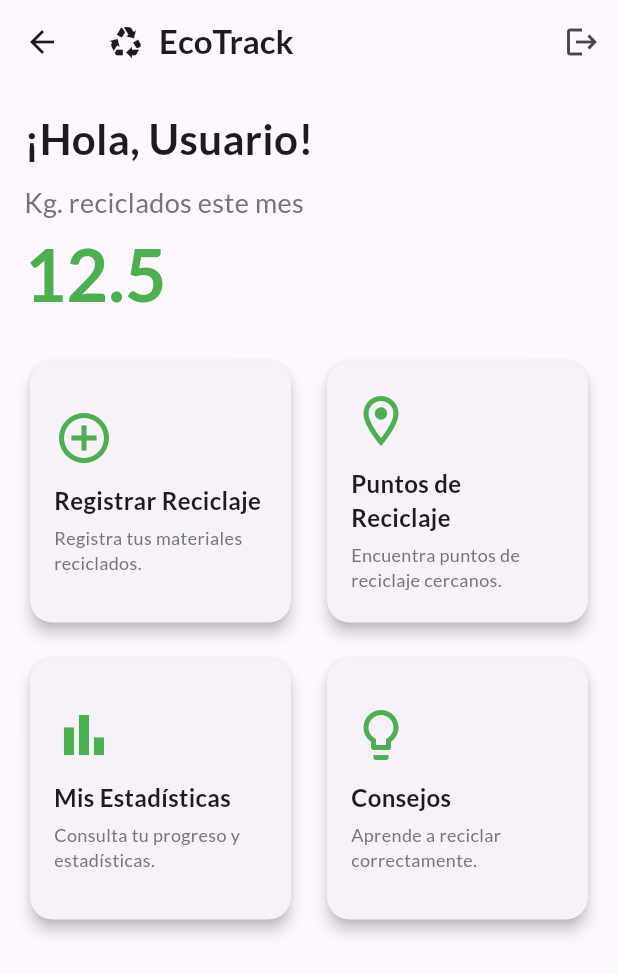
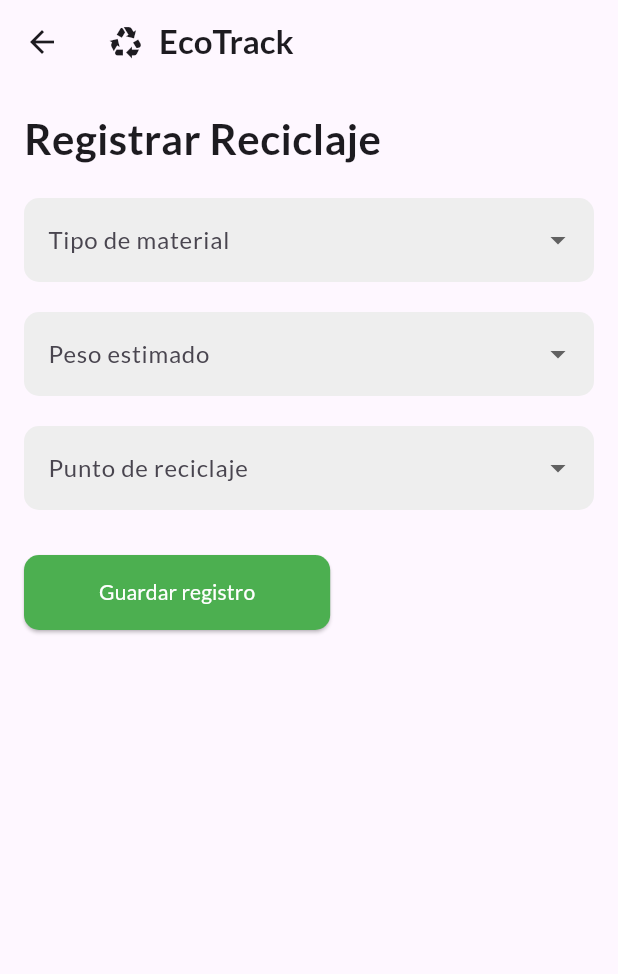
Before and after one commit to mascheyola/ecotrack, a Flutter app: the HomeScreen screen opened directly, after a tap on "Registrar Reciclaje", on a phone screen of 412 x 824 dp. Shown: the top 974 px of the screen. Run offline on Flutter 3.47's test engine with Material 3 defaults, Android fonts, the phone set to English and light mode, and no system bars; our stand-ins replace google_fonts.

Commit message:
feat: agregar pantalla de registro de reciclaje.

```diff
--- a/lib/home_screen.dart
+++ b/lib/home_screen.dart
@@ -1,5 +1,6 @@
 import 'package:flutter/material.dart';
 import 'package:google_fonts/google_fonts.dart';
+import 'package:myapp/recycling_registration_screen.dart';
 
 class HomeScreen extends StatelessWidget {
   const HomeScreen({super.key});
@@ -65,24 +66,36 @@ class HomeScreen extends StatelessWidget {
                   icon: Icons.add_circle_outline,
                   title: 'Registrar Reciclaje',
                   description: 'Registra tus materiales reciclados.',
+                  onTap: () {
+                    Navigator.push(
+                      context,
+                      MaterialPageRoute(
+                        builder: (context) =>
+                            const RecyclingRegistrationScreen(),
+                      ),
+                    );
+                  },
                 ),
                 _buildGridItem(
                   context,
                   icon: Icons.location_on_outlined,
                   title: 'Puntos de Reciclaje',
                   description: 'Encuentra puntos de reciclaje cercanos.',
+                  onTap: () {},
                 ),
                 _buildGridItem(
                   context,
                   icon: Icons.bar_chart_outlined,
                   title: 'Mis Estadísticas',
                   description: 'Consulta tu progreso y estadísticas.',
+                  onTap: () {},
                 ),
                 _buildGridItem(
                   context,
                   icon: Icons.lightbulb_outline,
                   title: 'Consejos',
                   description: 'Aprende a reciclar correctamente.',
+                  onTap: () {},
                 ),
               ],
             ),
@@ -97,12 +110,13 @@ class HomeScreen extends StatelessWidget {
     required IconData icon,
     required String title,
     required String description,
+    required VoidCallback onTap,
   }) {
     return Card(
       elevation: 4,
       shape: RoundedRectangleBorder(borderRadius: BorderRadius.circular(15)),
       child: InkWell(
-        onTap: () {},
+        onTap: onTap,
         borderRadius: BorderRadius.circular(15),
         child: Padding(
           padding: const EdgeInsets.all(16.0),
--- a/lib/main.dart
+++ b/lib/main.dart
@@ -67,7 +67,7 @@ class LoginScreen extends StatelessWidget {
                   decoration: InputDecoration(
                     labelText: 'Correo electrónico',
                     filled: true,
-                    fillColor: Colors.white.withOpacity(0.8),
+                    fillColor: Colors.white.withAlpha(204),
                     border: OutlineInputBorder(
                       borderRadius: BorderRadius.circular(10),
                       borderSide: BorderSide.none,
@@ -80,7 +80,7 @@ class LoginScreen extends StatelessWidget {
                   decoration: InputDecoration(
                     labelText: 'Contraseña',
                     filled: true,
-                    fillColor: Colors.white.withOpacity(0.8),
+                    fillColor: Colors.white.withAlpha(204),
                     border: OutlineInputBorder(
                       borderRadius: BorderRadius.circular(10),
                       borderSide: BorderSide.none,
--- /dev/null
+++ b/lib/recycling_registration_screen.dart
@@ -0,0 +1,176 @@
+import 'package:flutter/material.dart';
+import 'package:google_fonts/google_fonts.dart';
+
+class RecyclingRegistrationScreen extends StatefulWidget {
+  const RecyclingRegistrationScreen({super.key});
+
+  @override
+  RecyclingRegistrationScreenState createState() =>
+      RecyclingRegistrationScreenState();
+}
+
+class RecyclingRegistrationScreenState
+    extends State<RecyclingRegistrationScreen> {
+  String? _selectedMaterial;
+  String? _selectedWeight;
+  String? _selectedLocation;
+  String _message = '';
+
+  final List<String> _materials = [
+    'Plástico',
+    'Papel o cartón',
+    'Metal',
+    'Vidrio',
+    'Tela',
+    'Tetra brick',
+  ];
+  final List<String> _weights = ['0-1 kg', '1-5 kg', '5-10 kg', '10+ kg'];
+  final List<String> _locations = [
+    'Casco urbano',
+    'Abasto',
+    'City Bell',
+    'Etcheverry',
+    'Gonnet',
+    'Gorina',
+    'Hernández',
+    'La Hermosura',
+    'Olmos',
+    'Romero',
+    'San Lorenzo',
+    'Sicardi',
+    'Tolosa',
+    'Villa Castells',
+    'Villa Elisa',
+    'Villa Elvira',
+  ];
+
+  void _submitForm() {
+    if (_selectedMaterial != null &&
+        _selectedWeight != null &&
+        _selectedLocation != null) {
+      setState(() {
+        _message = '¡Registro guardado exitosamente!';
+      });
+    } else {
+      setState(() {
+        _message = 'Por favor, completa todos los campos.';
+      });
+    }
+  }
+
+  @override
+  Widget build(BuildContext context) {
+    return Scaffold(
+      appBar: AppBar(
+        title: Row(
+          children: [
+            const Icon(Icons.recycling),
+            const SizedBox(width: 10),
+            Text(
+              'EcoTrack',
+              style: GoogleFonts.lato(fontWeight: FontWeight.bold),
+            ),
+          ],
+        ),
+      ),
+      body: SingleChildScrollView(
+        padding: const EdgeInsets.all(16.0),
+        child: Column(
+          crossAxisAlignment: CrossAxisAlignment.start,
+          children: [
+            Text(
+              'Registrar Reciclaje',
+              style: GoogleFonts.lato(
+                fontSize: 28,
+                fontWeight: FontWeight.bold,
+              ),
+            ),
+            const SizedBox(height: 20),
+            _buildDropdown(
+              label: 'Tipo de material',
+              value: _selectedMaterial,
+              items: _materials,
+              onChanged: (value) {
+                setState(() {
+                  _selectedMaterial = value;
+                });
+              },
+            ),
+            const SizedBox(height: 20),
+            _buildDropdown(
+              label: 'Peso estimado',
+              value: _selectedWeight,
+              items: _weights,
+              onChanged: (value) {
+                setState(() {
+                  _selectedWeight = value;
+                });
+              },
+            ),
+            const SizedBox(height: 20),
+            _buildDropdown(
+              label: 'Punto de reciclaje',
+              value: _selectedLocation,
+              items: _locations,
+              onChanged: (value) {
+                setState(() {
+                  _selectedLocation = value;
+                });
+              },
+            ),
+            const SizedBox(height: 30),
+            ElevatedButton(
+              onPressed: _submitForm,
+              style: ElevatedButton.styleFrom(
+                foregroundColor: Colors.white,
+                backgroundColor: Colors.green,
+                padding: const EdgeInsets.symmetric(
+                  horizontal: 50,
+                  vertical: 15,
+                ),
+                shape: RoundedRectangleBorder(
+                  borderRadius: BorderRadius.circular(10),
+                ),
+              ),
+              child: const Text('Guardar registro'),
+            ),
+            const SizedBox(height: 20),
+            if (_message.isNotEmpty)
+              Text(
+                _message,
+                style: GoogleFonts.lato(
+                  color: _message.contains('exitosamente')
+                      ? Colors.green
+                      : Colors.red,
+                  fontWeight: FontWeight.bold,
+                ),
+              ),
+          ],
+        ),
+      ),
+    );
+  }
+
+  Widget _buildDropdown({
+    required String label,
+    required String? value,
+    required List<String> items,
+    required ValueChanged<String?> onChanged,
+  }) {
+    return DropdownButtonFormField<String>(
+      decoration: InputDecoration(
+        labelText: label,
+        filled: true,
+        fillColor: Colors.grey[200],
+        border: OutlineInputBorder(
+          borderRadius: BorderRadius.circular(10),
+          borderSide: BorderSide.none,
+        ),
+      ),
+      items: items.map((String item) {
+        return DropdownMenuItem<String>(value: item, child: Text(item));
+      }).toList(),
+      onChanged: onChanged,
+    );
+  }
+}
--- a/lib/register_screen.dart
+++ b/lib/register_screen.dart
@@ -36,7 +36,7 @@ class RegisterScreen extends StatelessWidget {
                   decoration: InputDecoration(
                     labelText: 'Nombre',
                     filled: true,
-                    fillColor: Colors.white.withOpacity(0.8),
+                    fillColor: Colors.white.withAlpha(204),
                     border: OutlineInputBorder(
                       borderRadius: BorderRadius.circular(10),
                       borderSide: BorderSide.none,
@@ -48,7 +48,7 @@ class RegisterScreen extends StatelessWidget {
                   decoration: InputDecoration(
                     labelText: 'Correo electrónico',
                     filled: true,
-                    fillColor: Colors.white.withOpacity(0.8),
+                    fillColor: Colors.white.withAlpha(204),
                     border: OutlineInputBorder(
                       borderRadius: BorderRadius.circular(10),
                       borderSide: BorderSide.none,
@@ -61,7 +61,7 @@ class RegisterScreen extends StatelessWidget {
                   decoration: InputDecoration(
                     labelText: 'Contraseña',
                     filled: true,
-                    fillColor: Colors.white.withOpacity(0.8),
+                    fillColor: Colors.white.withAlpha(204),
                     border: OutlineInputBorder(
                       borderRadius: BorderRadius.circular(10),
                       borderSide: BorderSide.none,
```
